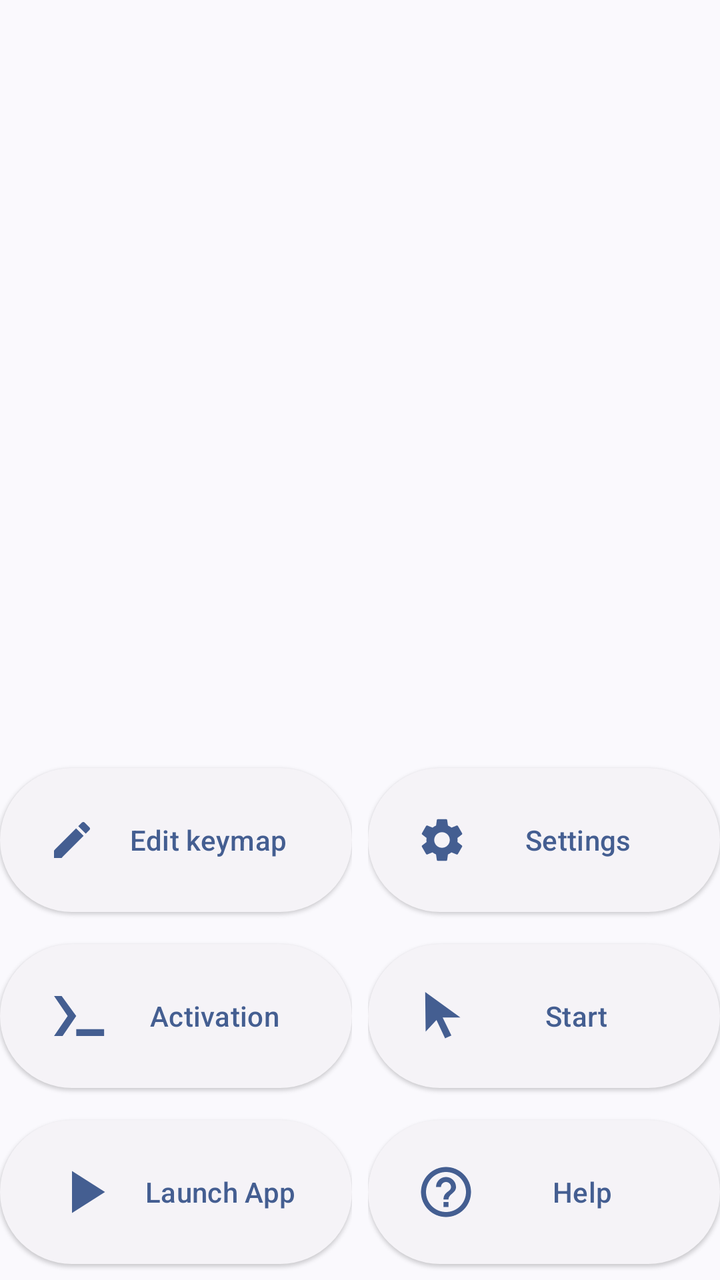
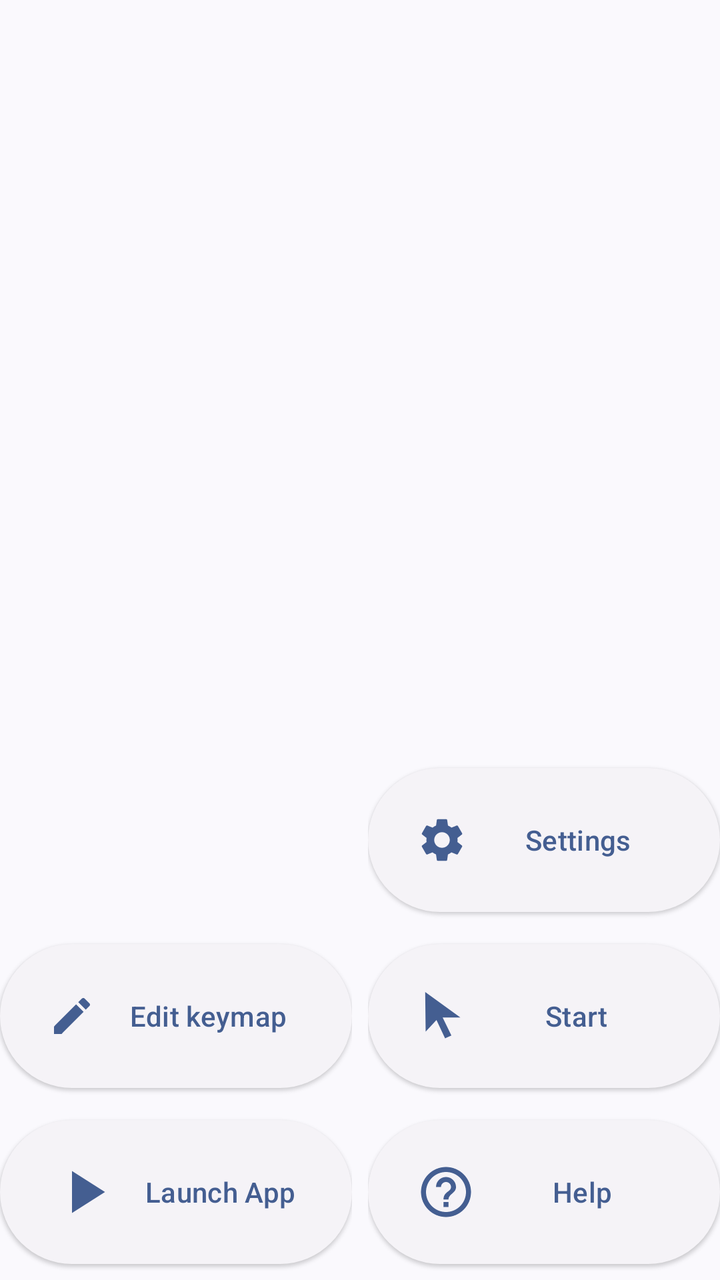

Two renders of the same Android screen: before a commit and after it. Below are the layout's source before the change and the commit's diff.
<!-- AndroidManifest.xml: application theme Theme.XtMapper -->
<!-- res/layout/activity_main_controls.xml -->
<androidx.constraintlayout.widget.ConstraintLayout android:id="@+id/constrained"
    android:layout_width="match_parent"
    android:layout_height="wrap_content"
    android:layout_marginBottom="20dp"
    app:layout_constraintBottom_toBottomOf="parent"
    android:gravity="bottom"
    xmlns:android="http://schemas.android.com/apk/res/android"
    xmlns:app="http://schemas.android.com/apk/res-auto">

    <LinearLayout
        android:id="@+id/L1"
        android:layout_width="0dp"
        android:layout_height="wrap_content"
        android:layout_marginRight="4dp"
        android:orientation="vertical"
        app:layout_constraintBottom_toBottomOf="parent"
        app:layout_constraintLeft_toLeftOf="parent"
        app:layout_constraintRight_toLeftOf="@id/L2">

        <com.google.android.material.button.MaterialButton
            style="@style/Widget.Material3.Button.ElevatedButton"
            android:id="@+id/start_editor"
            android:layout_width="match_parent"
            android:layout_height="80dp"
            android:layout_marginVertical="4dp"
            android:drawablePadding="110dp"
            android:text="@string/edit_keymap"
            app:icon="@drawable/ic_create_white_36dp"
            app:iconSize="24dp" />

        <com.google.android.material.button.MaterialButton
            style="@style/Widget.Material3.Button.ElevatedButton"
            android:id="@+id/activate_button"
            android:layout_width="match_parent"
            android:layout_height="80dp"
            android:layout_marginVertical="4dp"
            android:text="@string/activation"
            app:icon="@drawable/ic_terminal"
            app:iconSize="30dp" />

        <com.google.android.material.button.MaterialButton
            style="@style/Widget.Material3.Button.ElevatedButton"
            android:id="@+id/launch_app"
            android:layout_width="match_parent"
            android:layout_height="80dp"
            android:layout_marginVertical="4dp"
            android:text="@string/launch_app"
            app:icon="@drawable/ic_start_button"
            app:iconSize="36dp" />

    </LinearLayout>

    <LinearLayout
        android:id="@+id/L2"
        android:layout_width="0dp"
        android:layout_height="wrap_content"
        android:orientation="vertical"
        app:layout_constraintLeft_toRightOf="@id/L1"
        app:layout_constraintRight_toRightOf="parent"
        android:layout_marginLeft="4dp"
        app:layout_constraintBottom_toBottomOf="parent">

        <com.google.android.material.button.MaterialButton
            style="@style/Widget.Material3.Button.ElevatedButton"
            android:id="@+id/config_button"
            android:layout_width="match_parent"
            android:layout_height="80dp"
            android:layout_marginVertical="4dp"
            android:text="@string/configure"
            app:icon="@drawable/ic_baseline_settings_24"
            app:iconSize="26dp" />

        <com.google.android.material.button.MaterialButton
            style="@style/Widget.Material3.Button.ElevatedButton"
            android:id="@+id/start_pointer"
            android:layout_width="match_parent"
            android:layout_height="80dp"
            android:layout_marginVertical="4dp"
            android:text="@string/start"
            app:icon="@drawable/ic_pointer_arrow"
            app:iconSize="24dp"/>

        <com.google.android.material.button.MaterialButton
            style="@style/Widget.Material3.Button.ElevatedButton"
            android:id="@+id/about_button"
            android:layout_width="match_parent"
            android:layout_height="80dp"
            android:layout_marginVertical="4dp"
            android:text="@string/help"
            app:icon="@drawable/ic_baseline_help_outline_24"
            app:iconSize="30dp" />
    </LinearLayout>

</androidx.constraintlayout.widget.ConstraintLayout>
<!-- resources referenced by this layout -->
<resources>
  <!-- drawable ic_baseline_help_outline_24 (drawable) -->
  <vector android:autoMirrored="true" android:height="24dp"
      android:tint="#FFFFFF" android:viewportHeight="24"
      android:viewportWidth="24" android:width="24dp" xmlns:android="http://schemas.android.com/apk/res/android">
      <path android:fillColor="@android:color/white"
          android:pathData="M11,18h2v-2h-2v2zM12,2C6.48,2 2,6.48 2,12s4.48,10 10,10 10,-4.48 10,-10S17.52,2 12,2zM12,20c-4.41,0 -8,-3.59 -8,-8s3.59,-8 8,-8 8,3.59 8,8 -3.59,8 -8,8zM12,6c-2.21,0 -4,1.79 -4,4h2c0,-1.1 0.9,-2 2,-2s2,0.9 2,2c0,2 -3,1.75 -3,5h2c0,-2.25 3,-2.5 3,-5 0,-2.21 -1.79,-4 -4,-4z"/>
  </vector>
  <!-- drawable ic_create_white_36dp (drawable) -->
  <vector
      android:tint="#FFFFFF"
      android:viewportHeight="24.0" android:viewportWidth="24.0"
      android:width="36dp" android:height="36dp"
      xmlns:android="http://schemas.android.com/apk/res/android">
      <path android:fillColor="#FFFFFFFF"
          android:pathData="M3,17.25V21h3.75L17.81,9.94l-3.75,-3.75L3,17.25zM20.71,7.04c0.39,-0.39 0.39,-1.02 0,-1.41l-2.34,-2.34c-0.39,-0.39 -1.02,-0.39 -1.41,0l-1.83,1.83 3.75,3.75 1.83,-1.83z"/>
  </vector>
  <!-- drawable ic_pointer_arrow (drawable) -->
  <vector xmlns:android="http://schemas.android.com/apk/res/android"
      android:width="24dp"
      android:height="24dp"
      android:viewportWidth="1"
      android:viewportHeight="1">
    <path
        android:pathData="M10,3.125L10,4.125L11,4.125L11,3.125Z"
        android:fillColor="#00000000"
        android:fillAlpha="1"/>
    <path
        android:pathData="M-0,-0L-0,1L1,1L1,-0Z"
        android:fillColor="#00000000"/>
    <path
        android:pathData="M0.7374,0.9067L0.6055,0.9663L0.4266,0.5836L0.2012,0.8251L0.1914,-0L0.9252,0.5306L0.5553,0.53Z"
        android:strokeLineJoin="miter"
        android:strokeWidth="0"
        android:fillColor="#FFFFFF"
        android:strokeLineCap="butt"/>
  </vector>
  <!-- drawable ic_start_button (drawable) -->
  <vector android:height="24dp" android:tint="#FFFFFF"
      android:viewportHeight="24" android:viewportWidth="24"
      android:width="24dp" xmlns:android="http://schemas.android.com/apk/res/android">
      <path android:fillColor="@android:color/white" android:pathData="M8,5v14l11,-7z"/>
  </vector>
  <!-- drawable ic_terminal (drawable) -->
  <vector xmlns:android="http://schemas.android.com/apk/res/android"
      android:width="24dp"
      android:height="24dp"
      android:viewportWidth="1"
      android:viewportHeight="1">
    <path
        android:pathData="M0.2434,0.8329L0.1005,0.8329L0.3278,0.5L0.1005,0.1671L0.2278,0.1678L0.4707,0.5Z"
        android:fillColor="#FFFFFF"/>
    <path
        android:pathData="M0.4707,0.7205L0.4707,0.8329L0.9351,0.8329L0.9351,0.7205Z"
        android:fillColor="#FFFFFF"/>
  </vector>
  <string name="activation">Activation</string>
  <string name="configure">Settings</string>
  <string name="edit_keymap">Edit keymap</string>
  <string name="help">Help</string>
  <string name="launch_app">Launch App</string>
  <string name="start">Start</string>
  <style name="Theme.XtMapper" parent="Theme.Material3.DynamicColors.DayNight"> </style>
  <!-- unchanged entries left out for length: 1 -->
</resources>

<!-- the commit's change to res/layout/activity_main_controls.xml (unified diff, before → after) -->
@@ -27,16 +27,6 @@
             android:text="@string/edit_keymap"
             app:icon="@drawable/ic_create_white_36dp"
             app:iconSize="24dp" />
-
-        <com.google.android.material.button.MaterialButton
-            style="@style/Widget.Material3.Button.ElevatedButton"
-            android:id="@+id/activate_button"
-            android:layout_width="match_parent"
-            android:layout_height="80dp"
-            android:layout_marginVertical="4dp"
-            android:text="@string/activation"
-            app:icon="@drawable/ic_terminal"
-            app:iconSize="30dp" />
 
         <com.google.android.material.button.MaterialButton
             style="@style/Widget.Material3.Button.ElevatedButton"
<!-- resource entries referenced after the edit -->
@@ -42,20 +42,6 @@
       android:width="24dp" xmlns:android="http://schemas.android.com/apk/res/android">
       <path android:fillColor="@android:color/white" android:pathData="M8,5v14l11,-7z"/>
   </vector>
-  <!-- drawable ic_terminal (drawable) -->
-  <vector xmlns:android="http://schemas.android.com/apk/res/android"
-      android:width="24dp"
-      android:height="24dp"
-      android:viewportWidth="1"
-      android:viewportHeight="1">
-    <path
-        android:pathData="M0.2434,0.8329L0.1005,0.8329L0.3278,0.5L0.1005,0.1671L0.2278,0.1678L0.4707,0.5Z"
-        android:fillColor="#FFFFFF"/>
-    <path
-        android:pathData="M0.4707,0.7205L0.4707,0.8329L0.9351,0.8329L0.9351,0.7205Z"
-        android:fillColor="#FFFFFF"/>
-  </vector>
-  <string name="activation">Activation</string>
   <string name="configure">Settings</string>
   <string name="edit_keymap">Edit keymap</string>
   <string name="help">Help</string>
